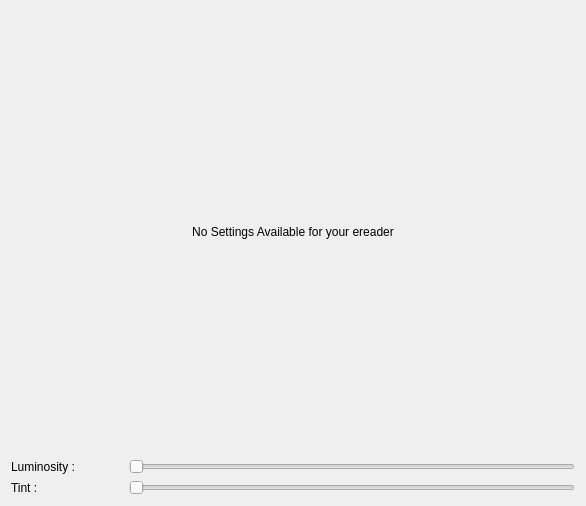
This is screensettings.ui in Aryetis/Obenkyobo as Qt 5 draws it before an edit. The edited form follows.
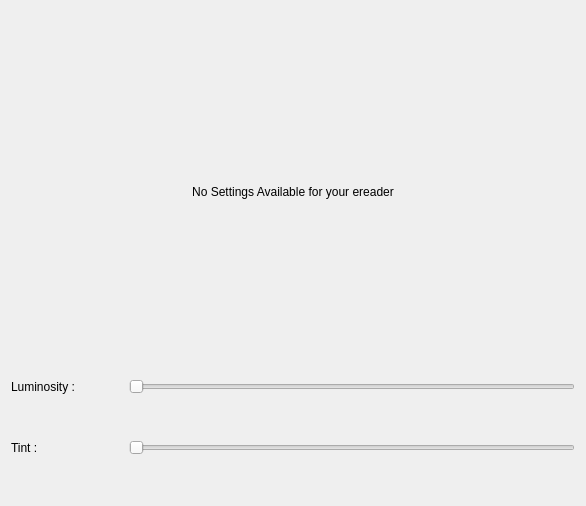
This is the edited form.

Patch:
```diff
--- a/screensettings.ui
+++ b/screensettings.ui
@@ -13,7 +13,20 @@
   <property name="windowTitle">
    <string>Form</string>
   </property>
-  <layout class="QVBoxLayout" name="verticalLayout" stretch="2,4,4">
+  <layout class="QVBoxLayout" name="verticalLayout" stretch="0,2,0,4,0,4,0">
+   <item>
+    <spacer name="verticalSpacer_4">
+     <property name="orientation">
+      <enum>Qt::Vertical</enum>
+     </property>
+     <property name="sizeHint" stdset="0">
+      <size>
+       <width>20</width>
+       <height>40</height>
+      </size>
+     </property>
+    </spacer>
+   </item>
    <item>
     <widget class="QLabel" name="NoSettingsAvailable">
      <property name="text">
@@ -24,6 +37,19 @@
      </property>
     </widget>
    </item>
+   <item>
+    <spacer name="verticalSpacer">
+     <property name="orientation">
+      <enum>Qt::Vertical</enum>
+     </property>
+     <property name="sizeHint" stdset="0">
+      <size>
+       <width>20</width>
+       <height>40</height>
+      </size>
+     </property>
+    </spacer>
+   </item>
    <item>
     <layout class="QHBoxLayout" name="LuminosityLayout" stretch="2,8">
      <item>
@@ -57,6 +83,19 @@
      </item>
     </layout>
    </item>
+   <item>
+    <spacer name="verticalSpacer_2">
+     <property name="orientation">
+      <enum>Qt::Vertical</enum>
+     </property>
+     <property name="sizeHint" stdset="0">
+      <size>
+       <width>20</width>
+       <height>40</height>
+      </size>
+     </property>
+    </spacer>
+   </item>
    <item>
     <layout class="QHBoxLayout" name="TintLayout" stretch="2,8">
      <item>
@@ -81,6 +120,19 @@
      </item>
     </layout>
    </item>
+   <item>
+    <spacer name="verticalSpacer_3">
+     <property name="orientation">
+      <enum>Qt::Vertical</enum>
+     </property>
+     <property name="sizeHint" stdset="0">
+      <size>
+       <width>20</width>
+       <height>40</height>
+      </size>
+     </property>
+    </spacer>
+   </item>
   </layout>
  </widget>
  <resources/>
```
